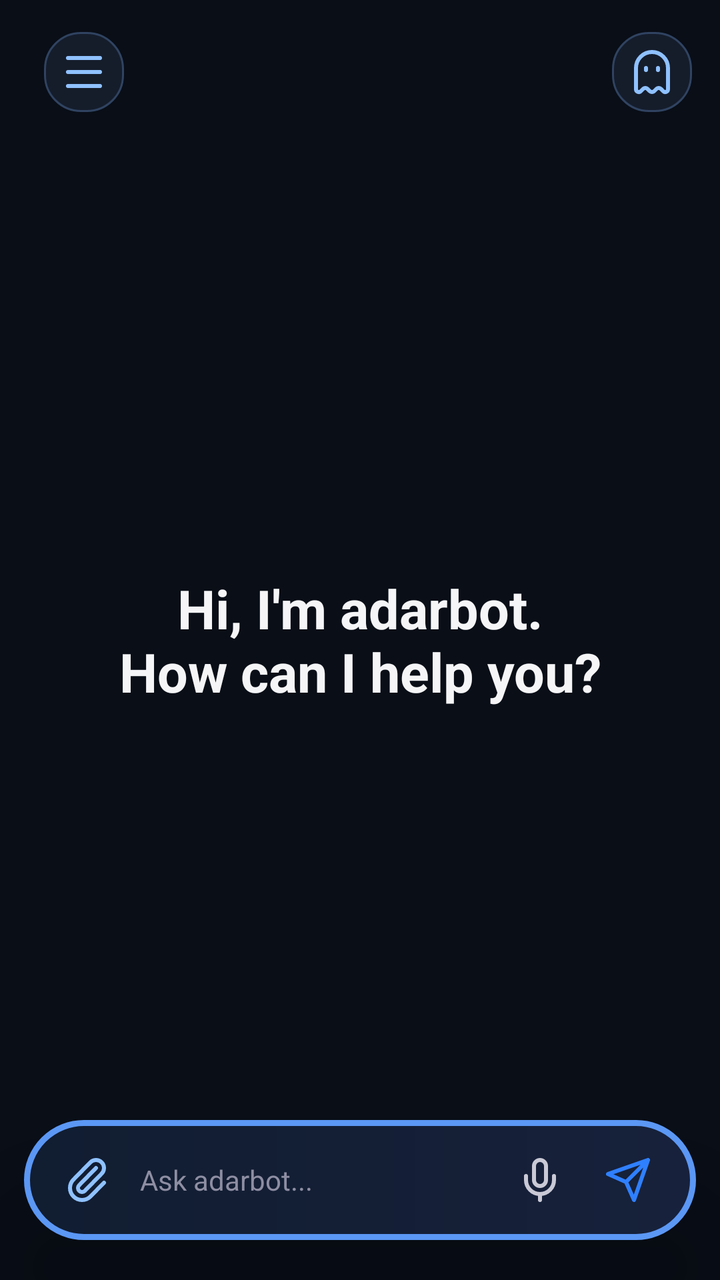
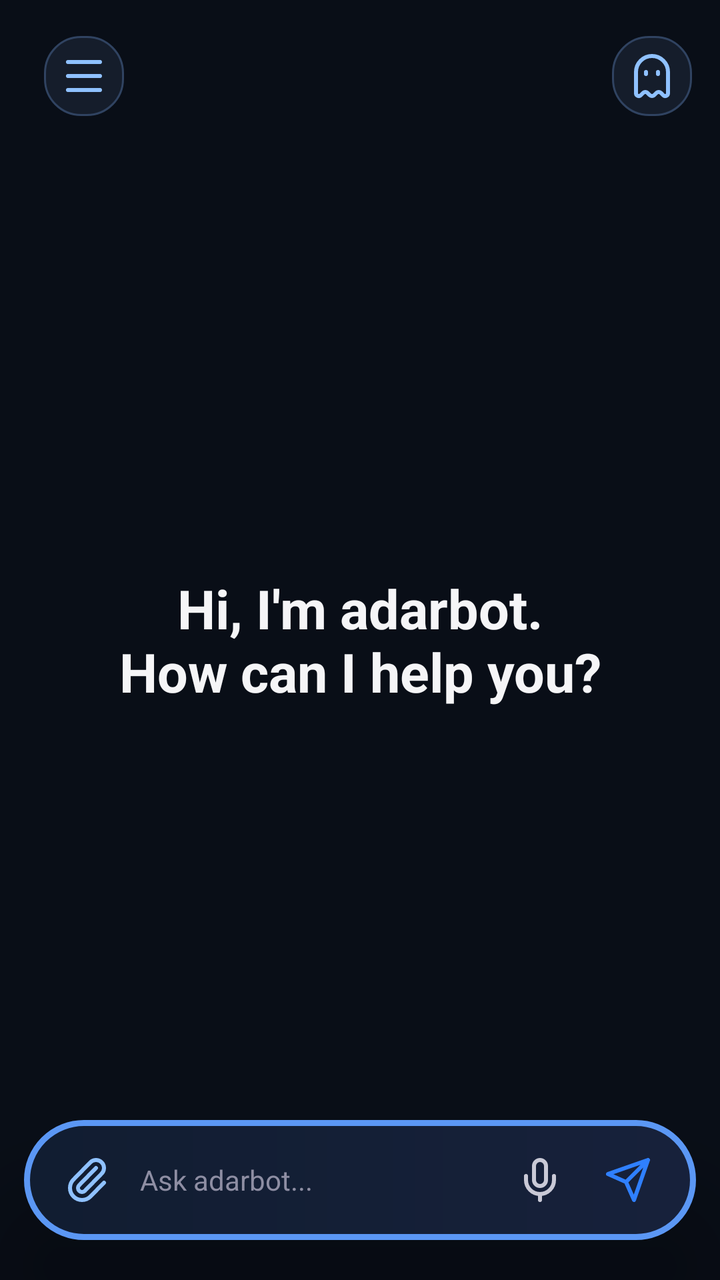

Screens rendered from an Android XML layout before and after an edit, with the pre-edit source and the edit as a unified diff.
<!-- AndroidManifest.xml: activity theme Theme.NemotronVoiceIME -->
<!-- res/layout/activity_chat.xml -->
<?xml version="1.0" encoding="utf-8"?>
<FrameLayout xmlns:android="http://schemas.android.com/apk/res/android"
    android:layout_width="match_parent"
    android:layout_height="match_parent"
    android:background="#090E17">

    <LinearLayout
        android:layout_width="match_parent"
        android:layout_height="match_parent"
        android:orientation="vertical">

    <FrameLayout
        android:layout_width="match_parent"
        android:layout_height="0dp"
        android:layout_weight="1">
        <androidx.recyclerview.widget.RecyclerView
            android:id="@+id/recyclerMessages"
            android:layout_width="match_parent"
            android:layout_height="match_parent"
            android:scrollbars="none"
            android:clipToPadding="false"
            android:paddingTop="92dp"
            android:paddingBottom="112dp" />
        <TextView
            android:id="@+id/welcomeView"
            android:layout_width="match_parent"
            android:layout_height="wrap_content"
            android:layout_gravity="center"
            android:gravity="center"
            android:text="Hi, I'm adarbot.\nHow can I help you?"
            android:textColor="#F5F5F7"
            android:textSize="27sp"
            android:textStyle="bold" />
    </FrameLayout>

    </LinearLayout>

    <LinearLayout
        android:id="@+id/scrollControls"
        android:layout_width="wrap_content"
        android:layout_height="wrap_content"
        android:layout_gravity="end|center_vertical"
        android:layout_marginEnd="12dp"
        android:orientation="vertical"
        android:visibility="gone"
        android:elevation="20dp">
        <ImageButton
            android:id="@+id/scrollTop"
            android:layout_width="38dp"
            android:layout_height="38dp"
            android:background="@drawable/bg_chip"
            android:contentDescription="Go to top"
            android:padding="8dp"
            android:src="@drawable/ic_swipe_up"
            android:tint="#8FC1FF" />
        <ImageButton
            android:id="@+id/scrollBottom"
            android:layout_width="38dp"
            android:layout_height="38dp"
            android:layout_marginTop="6dp"
            android:background="@drawable/bg_chip"
            android:contentDescription="Go to bottom"
            android:padding="8dp"
            android:src="@drawable/ic_swipe_down"
            android:tint="#8FC1FF" />
    </LinearLayout>

    
    <LinearLayout
        android:layout_width="match_parent"
        android:layout_height="56dp"
        android:layout_gravity="top|center_horizontal"
        android:layout_marginLeft="12dp"
        android:layout_marginTop="8dp"
        android:layout_marginRight="12dp"
        android:background="@android:color/transparent"
        android:gravity="center_vertical"
        android:orientation="horizontal"
        android:paddingLeft="0dp"
        android:paddingRight="0dp">
        <LinearLayout
            android:layout_width="48dp"
            android:layout_height="40dp"
            android:gravity="center_vertical|start"
            android:paddingLeft="8dp"
            android:translationX="2dp">
            <ImageButton
                android:id="@+id/btnMenuChat"
                android:layout_width="40dp"
                android:layout_height="40dp"
                android:background="@drawable/bg_chip"
                android:contentDescription="Open chat menu"
                android:padding="8dp"
                android:src="@drawable/ic_menu"
                android:tint="#8FC1FF" />
            <ImageButton
                android:id="@+id/btnBack"
                android:layout_width="40dp"
                android:layout_height="40dp"
                android:background="?attr/selectableItemBackgroundBorderless"
                android:contentDescription="Back"
                android:padding="8dp"
                android:src="@drawable/ic_back"
                android:tint="#EDEDF0"
                android:visibility="gone" />
        </LinearLayout>
        <TextView
            android:id="@+id/convTitle"
            android:layout_width="0dp"
            android:layout_height="match_parent"
            android:layout_weight="1"
            android:ellipsize="end"
            android:gravity="center"
            android:maxLines="1"
            android:text="adarbot"
            android:textColor="#EDEDF0"
            android:textSize="17sp"
            android:textStyle="bold"
            android:visibility="invisible" />
        <LinearLayout
            android:layout_width="48dp"
            android:layout_height="40dp"
            android:gravity="center_vertical|end"
            android:translationX="-2dp">
            <ImageButton
                android:id="@+id/btnIncognitoHome"
                android:layout_width="40dp"
                android:layout_height="40dp"
                android:background="@drawable/bg_chip"
                android:contentDescription="New incognito chat"
                android:padding="9dp"
                android:src="@drawable/ic_ghost"
                android:tint="#8FC1FF" />
            <ImageButton
                android:id="@+id/btnDelete"
                android:layout_width="40dp"
                android:layout_height="40dp"
                android:background="@drawable/bg_chip"
                android:contentDescription="Delete conversation"
                android:padding="10dp"
                android:src="@drawable/ic_trash"
                android:tint="#8FC1FF"
                android:visibility="gone" />
        </LinearLayout>
    </LinearLayout>

    <LinearLayout
        android:id="@+id/chatAttachmentPreview"
        android:layout_width="wrap_content"
        android:layout_height="wrap_content"
        android:layout_gravity="bottom|start"
        android:layout_marginLeft="22dp"
        android:layout_marginBottom="82dp"
        android:orientation="horizontal"
        android:gravity="center_vertical"
        android:padding="6dp"
        android:background="@drawable/bg_assist_preview"
        android:clipToOutline="true"
        android:elevation="24dp"
        android:visibility="gone">
        <ImageView
            android:id="@+id/chatAttachmentImage"
            android:layout_width="72dp"
            android:layout_height="48dp"
            android:background="@drawable/bg_assist_preview"
            android:clipToOutline="true"
            android:contentDescription="Attachment preview"
            android:outlineProvider="background"
            android:scaleType="centerCrop"
            android:visibility="gone" />
        <ImageView
            android:id="@+id/chatFileIcon"
            android:layout_width="32dp"
            android:layout_height="32dp"
            android:layout_marginLeft="6dp"
            android:contentDescription="File icon"
            android:src="@drawable/ic_file"
            android:tint="#8FC1FF"
            android:visibility="gone" />
        <TextView
            android:id="@+id/chatFileName"
            android:layout_width="wrap_content"
            android:layout_height="wrap_content"
            android:layout_marginLeft="8dp"
            android:layout_marginRight="8dp"
            android:ellipsize="end"
            android:maxLines="1"
            android:maxWidth="140dp"
            android:textColor="#EDEDF0"
            android:textSize="13sp"
            android:visibility="gone" />
        <ImageButton
            android:id="@+id/chatAttachmentRemove"
            android:layout_width="28dp"
            android:layout_height="28dp"
            android:background="@drawable/bg_assist_icon"
            android:contentDescription="Remove attachment"
            android:padding="6dp"
            android:src="@drawable/ic_close"
            android:tint="#FFFFFF" />
    </LinearLayout>

    
    <LinearLayout
        android:id="@+id/chatComposer"
        android:layout_width="match_parent"
        android:layout_height="wrap_content"
        android:layout_gravity="bottom"
        android:layout_marginLeft="12dp"
        android:layout_marginRight="12dp"
        android:layout_marginTop="14dp"
        android:layout_marginBottom="20dp"
        android:background="@drawable/bg_float_bar"
        android:elevation="24dp"
        android:translationZ="8dp"
        android:gravity="end"
        android:orientation="vertical"
        android:paddingLeft="12dp"
        android:paddingTop="8dp"
        android:paddingRight="12dp"
        android:paddingBottom="8dp">

        <TextView
            android:id="@+id/modelChip"
            android:layout_width="wrap_content"
            android:layout_height="wrap_content"
            android:layout_marginRight="4dp"
            android:layout_marginBottom="3dp"
            android:background="@drawable/bg_chip"
            android:paddingLeft="12dp"
            android:paddingTop="5dp"
            android:paddingRight="12dp"
            android:paddingBottom="5dp"
            android:text="DeepSeek"
            android:textColor="#C9C9D6"
            android:textSize="12sp"
            android:visibility="gone" />

        <LinearLayout
            android:layout_width="match_parent"
            android:layout_height="wrap_content"
            android:gravity="center_vertical"
            android:orientation="horizontal">

        <ImageButton
            android:id="@+id/btnAttach"
            android:layout_width="40dp"
            android:layout_height="44dp"
            android:background="@android:color/transparent"
            android:contentDescription="Attach"
            android:padding="9dp"
            android:src="@drawable/ic_attach"
            android:tint="#8FC1FF" />

        <EditText
            android:id="@+id/inputField"
            android:layout_width="0dp"
            android:layout_height="wrap_content"
            android:layout_weight="1"
            android:layout_marginLeft="0dp"
            android:layout_marginRight="2dp"
            android:background="@android:color/transparent"
            android:gravity="center_vertical"
            android:hint="Ask adarbot..."
            android:imeOptions="actionSend|flagNoFullscreen"
            android:importantForAutofill="no"
            android:inputType="text|textNoSuggestions"
            android:maxLines="1"
            android:singleLine="true"
            android:paddingLeft="6dp"
            android:paddingRight="6dp"
            android:textColor="#EDEDF0"
            android:textColorHint="#8E8EA3"
            android:textColorHighlight="@color/adarbot_selection"
            android:lineSpacingExtra="4dp"
            android:textSize="14sp" />

        <ImageButton
            android:id="@+id/btnMic"
            android:layout_width="44dp"
            android:layout_height="44dp"
            android:background="@android:color/transparent"
            android:contentDescription="Voice input"
            android:padding="10dp"
            android:src="@drawable/ic_mic"
            android:tint="#C9C9D6" />

        <FrameLayout
            android:layout_width="44dp"
            android:layout_height="44dp">
            <ImageButton
                android:id="@+id/btnSend"
                android:layout_width="match_parent"
                android:layout_height="match_parent"
                android:background="@android:color/transparent"
                android:contentDescription="Send"
                android:padding="10dp"
                android:src="@drawable/ic_send"
                android:tint="#2F80FF" />
        </FrameLayout>
        </LinearLayout>
    </LinearLayout>
</FrameLayout>
<!-- resources referenced by this layout -->
<resources>
  <color name="adarbot_selection">#335B97F4</color>
  <!-- drawable bg_assist_preview (drawable) -->
  <shape xmlns:android="http://schemas.android.com/apk/res/android" android:shape="rectangle">
      <solid android:color="#171B24" />
      <corners android:radius="28dp" />
  </shape>
  <!-- drawable bg_chip (drawable) -->
  <shape xmlns:android="http://schemas.android.com/apk/res/android"
      android:shape="rectangle">
      <solid android:color="#151D2B" />
      <stroke android:width="1dp" android:color="#304361" />
      <corners android:radius="18dp" />
  </shape>
  <!-- drawable bg_float_bar (drawable) -->
  <shape xmlns:android="http://schemas.android.com/apk/res/android" android:shape="rectangle">
      <gradient android:angle="0" android:startColor="#111D31" android:endColor="#17213B" />
      <stroke android:width="3dp" android:color="#5B97F4" />
      <corners android:radius="36dp" />
  </shape>
  <!-- drawable ic_back (drawable) -->
  <vector xmlns:android="http://schemas.android.com/apk/res/android" android:width="24dp" android:height="24dp" android:viewportWidth="24" android:viewportHeight="24">
      <path android:fillColor="#00000000" android:strokeColor="#FFFFFFFF" android:strokeWidth="2" android:strokeLineCap="round" android:strokeLineJoin="round" android:pathData="M12,19L5,12L12,5M19,12L5,12" />
  </vector>
  <!-- drawable ic_close (drawable) -->
  <vector xmlns:android="http://schemas.android.com/apk/res/android" android:width="24dp" android:height="24dp" android:viewportWidth="24" android:viewportHeight="24">
      <path android:fillColor="#00000000" android:strokeColor="#FFFFFFFF" android:strokeWidth="2" android:strokeLineCap="round" android:pathData="M18,6L6,18M6,6L18,18" />
  </vector>
  <!-- drawable ic_menu (drawable) -->
  <vector xmlns:android="http://schemas.android.com/apk/res/android" android:width="24dp" android:height="24dp" android:viewportWidth="24" android:viewportHeight="24">
      <path android:fillColor="#00000000" android:strokeColor="#FFFFFFFF" android:strokeWidth="2" android:strokeLineCap="round" android:pathData="M4,5L20,5M4,12L20,12M4,19L20,19" />
  </vector>
  <!-- drawable ic_send (drawable) -->
  <vector xmlns:android="http://schemas.android.com/apk/res/android" android:width="24dp" android:height="24dp" android:viewportWidth="24" android:viewportHeight="24">
      <path android:fillColor="#00000000" android:strokeColor="#FFFFFFFF" android:strokeWidth="2" android:strokeLineCap="round" android:strokeLineJoin="round" android:pathData="M22,2L11,13M22,2L15,22L11,13L2,9Z" />
  </vector>
  <!-- drawable ic_swipe_down (drawable) -->
  <vector xmlns:android="http://schemas.android.com/apk/res/android"
      android:width="24dp"
      android:height="24dp"
      android:viewportWidth="24"
      android:viewportHeight="24">
      <path
          android:fillColor="#FFFFFFFF"
          android:pathData="M11,4h2v11.2l3.6,-3.6L18,13l-6,6 -6,-6 1.4,-1.4 3.6,3.6zM4,3h16v2H4z" />
  </vector>
  <!-- drawable ic_swipe_up (drawable) -->
  <vector xmlns:android="http://schemas.android.com/apk/res/android" android:width="24dp" android:height="24dp" android:viewportWidth="24" android:viewportHeight="24">
      <path android:fillColor="#FFFFFFFF" android:pathData="M11,20h2V8.8l3.6,3.6L18,11l-6,-6 -6,6 1.4,1.4L11,8.8zM4,21h16v-2H4z" />
  </vector>
  <style name="Theme.NemotronVoiceIME" parent="Theme.Material3.DayNight.NoActionBar">
          <item name="colorPrimary">@color/accent</item>
          <item name="colorPrimaryVariant">@color/accent_dark</item>
          <item name="colorOnPrimary">@color/text_light</item>
          <item name="colorControlActivated">@color/adarbot_accent</item>
          <item name="android:statusBarColor">@color/bg_primary</item>
      </style>
  <color name="accent">#76B900</color>
  <color name="accent_dark">#5A8C00</color>
  <color name="text_light">#FFFFFF</color>
  <color name="adarbot_accent">#5B97F4</color>
  <color name="bg_primary">#1A1A2E</color>
  <!-- unchanged entries left out for length: 6 -->
</resources>

<!-- the commit's change to res/layout/activity_chat.xml (unified diff, before → after) -->
@@ -83,7 +83,8 @@
             android:layout_height="40dp"
             android:gravity="center_vertical|start"
             android:paddingLeft="8dp"
-            android:translationX="2dp">
+            android:translationX="2dp"
+            android:translationY="2dp">
             <ImageButton
                 android:id="@+id/btnMenuChat"
                 android:layout_width="40dp"
@@ -121,7 +122,8 @@
             android:layout_width="48dp"
             android:layout_height="40dp"
             android:gravity="center_vertical|end"
-            android:translationX="-2dp">
+            android:translationX="-2dp"
+            android:translationY="2dp">
             <ImageButton
                 android:id="@+id/btnIncognitoHome"
                 android:layout_width="40dp"
@@ -264,9 +266,11 @@
             android:hint="Ask adarbot..."
             android:imeOptions="actionSend|flagNoFullscreen"
             android:importantForAutofill="no"
-            android:inputType="text|textNoSuggestions"
-            android:maxLines="1"
-            android:singleLine="true"
+            android:inputType="text|textCapSentences|textMultiLine"
+            android:maxLines="5"
+            android:maxHeight="132dp"
+            android:minHeight="44dp"
+            android:singleLine="false"
             android:paddingLeft="6dp"
             android:paddingRight="6dp"
             android:textColor="#EDEDF0"
